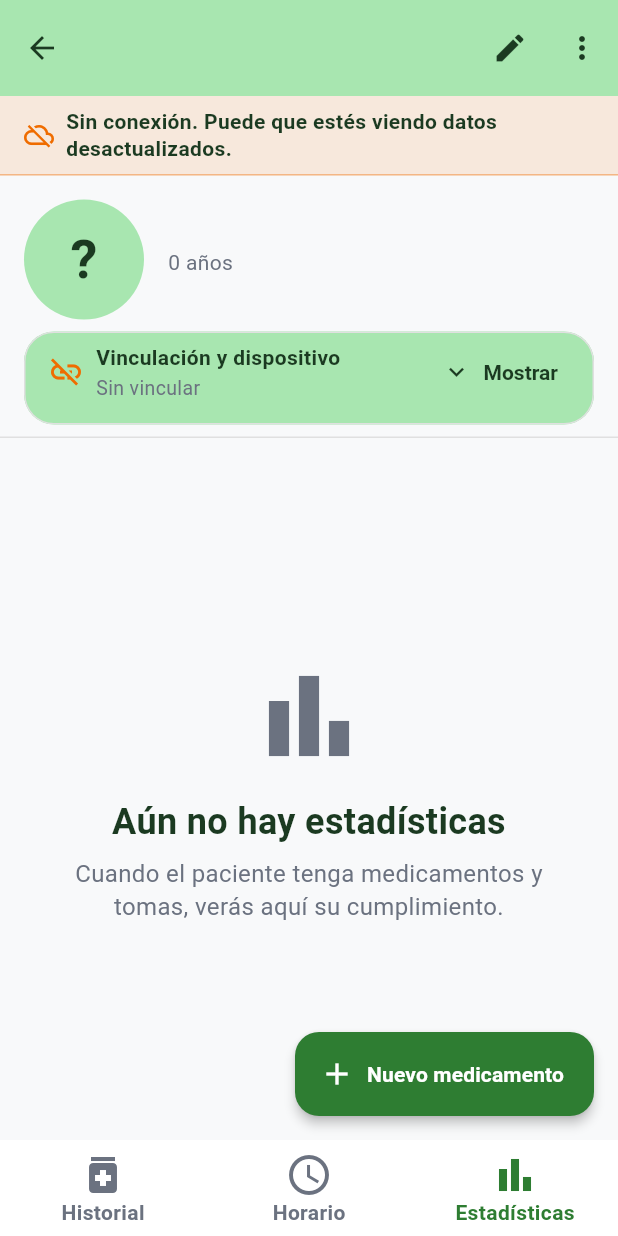
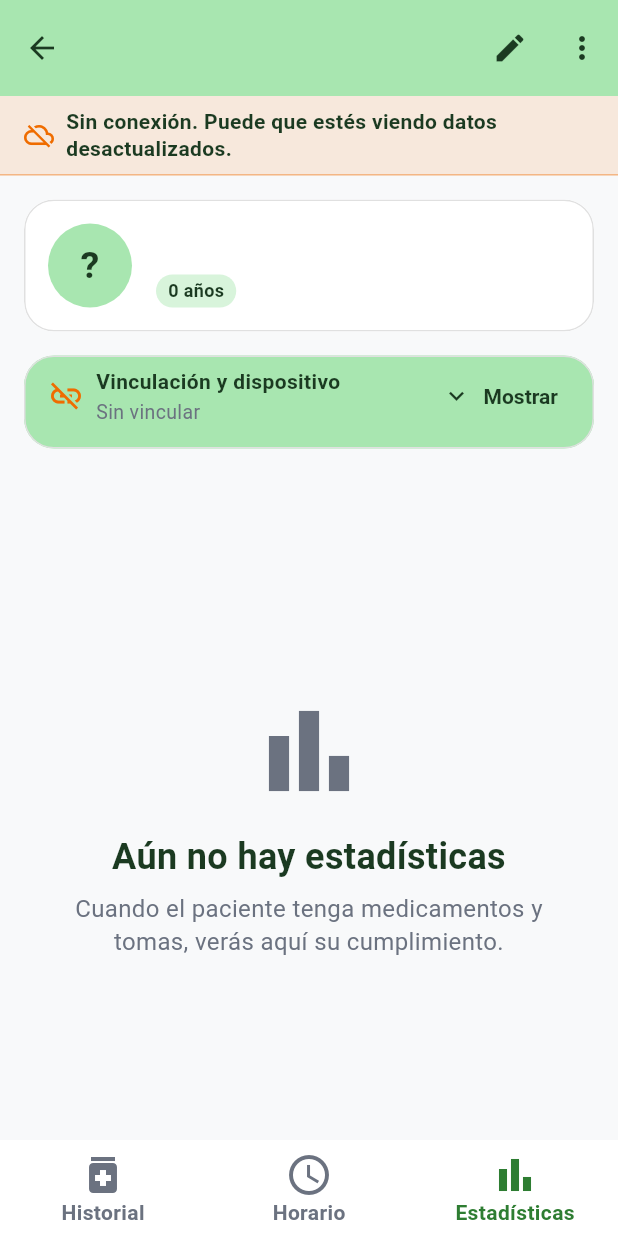
Before and after one commit to Steven00003/mediplan, a Flutter app: the _DetalleBody screen opened directly with empty values, item 3 of the bottom bar chosen, on a phone screen of 412 x 824 dp. Run offline on Flutter 3.47's test engine with Material 3 defaults, Android fonts, the phone set to English and light mode, and no system bars; our stand-ins replace cloud_firestore, firebase_auth, firebase_core, firebase_messaging, flutter_local_notifications, flutter_timezone and 6 more; missing offline and left inert: ambient_light, screen_brightness; accounts and stored records are empty; network calls fail.

Commit message:
Detalle del paciente con cabecera desplazable y vinculación sin desbordes

```diff
--- a/lib/screens/doctor/detalle_paciente_screen.dart
+++ b/lib/screens/doctor/detalle_paciente_screen.dart
@@ -138,11 +138,46 @@ class _DetalleBody extends StatefulWidget {
   State<_DetalleBody> createState() => _DetalleBodyState();
 }
 
-class _DetalleBodyState extends State<_DetalleBody> {
+class _DetalleBodyState extends State<_DetalleBody>
+    with SingleTickerProviderStateMixin {
   /// Arranca en "Horario" (índice 1): es la pestaña de trabajo del cuidador.
   int _pestana = 1;
 
   bool _eliminando = false;
+  late final TabController _tabController;
+  late final ScrollController _scrollController;
+  bool _mostrarFab = true;
+  double _ultimoOffset = 0;
+
+  @override
+  void initState() {
+    super.initState();
+    _tabController = TabController(length: 3, vsync: this, initialIndex: _pestana);
+    _tabController.addListener(() {
+      if (!_tabController.indexIsChanging) {
+        setState(() => _pestana = _tabController.index);
+      }
+    });
+    _scrollController = ScrollController();
+    _scrollController.addListener(() {
+      final offset = _scrollController.offset;
+      final bajando = offset > _ultimoOffset + 2;
+      final subiendo = offset < _ultimoOffset - 2;
+      if (bajando && _mostrarFab) {
+        setState(() => _mostrarFab = false);
+      } else if (subiendo && !_mostrarFab) {
+        setState(() => _mostrarFab = true);
+      }
+      _ultimoOffset = offset;
+    });
+  }
+
+  @override
+  void dispose() {
+    _tabController.dispose();
+    _scrollController.dispose();
+    super.dispose();
+  }
 
   void _cambiarEliminando(bool valor) {
     if (_eliminando == valor) return;
@@ -249,7 +284,11 @@ class _DetalleBodyState extends State<_DetalleBody> {
       canPop: !_eliminando,
       child: Scaffold(
         appBar: AppBar(
-          title: Text(paciente.nombre),
+          title: Text(
+            paciente.nombre,
+            maxLines: 1,
+            overflow: TextOverflow.ellipsis,
+          ),
           actions: [
             IconButton(
               tooltip: 'Editar',
@@ -291,7 +330,54 @@ class _DetalleBodyState extends State<_DetalleBody> {
             ),
           ],
         ),
-        floatingActionButton: FloatingActionButton.extended(
+        body: NestedScrollView(
+          controller: _scrollController,
+          headerSliverBuilder: (context, innerBoxIsScrolled) => [
+            SliverToBoxAdapter(
+              child: const BannerSinConexion(
+                mensaje:
+                    'Sin conexión. Puede que estés viendo datos desactualizados.',
+              ),
+            ),
+            SliverToBoxAdapter(
+              child: Padding(
+                padding: const EdgeInsets.all(AppSpacing.sm),
+                child: FichaPaciente(paciente: paciente),
+              ),
+            ),
+            SliverToBoxAdapter(
+              child: Padding(
+                padding: const EdgeInsets.fromLTRB(
+                  AppSpacing.sm,
+                  0,
+                  AppSpacing.sm,
+                  AppSpacing.xl,
+                ),
+                child: SeccionVinculacionDispositivo(
+                  paciente: paciente,
+                  vinculado: vinculado,
+                  eliminando: _eliminando,
+                ),
+              ),
+            ),
+          ],
+          body: TabBarView(
+            controller: _tabController,
+            children: [
+              _PestanaHistorial(
+                paciente: paciente,
+                eliminando: _eliminando,
+              ),
+              _PestanaHorario(paciente: paciente, eliminando: _eliminando),
+              _PestanaEstadisticas(
+                paciente: paciente,
+                eliminando: _eliminando,
+              ),
+            ],
+          ),
+        ),
+        floatingActionButton: _pestana == 1 && _mostrarFab
+            ? FloatingActionButton.extended(
                 onPressed: _eliminando
                     ? null
                     : () {
@@ -306,54 +392,15 @@ class _DetalleBodyState extends State<_DetalleBody> {
                       },
                 icon: const Icon(Icons.add),
                 label: const Text('Nuevo medicamento'),
-        ),
-        body: Column(
-          children: [
-            const BannerSinConexion(
-              mensaje:
-                  'Sin conexión. Puede que estés viendo datos desactualizados.',
-            ),
-            Padding(
-              padding: const EdgeInsets.fromLTRB(
-                AppSpacing.sm,
-                AppSpacing.sm,
-                AppSpacing.sm,
-                AppSpacing.xs,
-              ),
-              child: Column(
-                children: [
-                  _FichaPaciente(paciente: paciente),
-                  const SizedBox(height: AppSpacing.xs),
-                  SeccionVinculacionDispositivo(
-                    paciente: paciente,
-                    vinculado: vinculado,
-                    eliminando: _eliminando,
-                  ),
-                ],
-              ),
-            ),
-            const Divider(height: 1),
-            Expanded(
-              child: IndexedStack(
-                index: _pestana,
-                children: [
-                  _PestanaHistorial(
-                    paciente: paciente,
-                    eliminando: _eliminando,
-                  ),
-                  _PestanaHorario(paciente: paciente, eliminando: _eliminando),
-                  _PestanaEstadisticas(
-                    paciente: paciente,
-                    eliminando: _eliminando,
-                  ),
-                ],
-              ),
-            ),
-          ],
-        ),
+              )
+            : null,
         bottomNavigationBar: BottomNavigationBar(
           currentIndex: _pestana,
-          onTap: (i) => setState(() => _pestana = i),
+          onTap: (i) => _tabController.animateTo(i),
+          selectedFontSize: 12,
+          unselectedFontSize: 11,
+          iconSize: 22,
+          type: BottomNavigationBarType.fixed,
           items: const [
             BottomNavigationBarItem(
               icon: Icon(Icons.medication),
@@ -772,7 +819,12 @@ class _PestanaHistorialState extends State<_PestanaHistorial> {
               );
             }
             return ListView.separated(
-              padding: const EdgeInsets.all(AppSpacing.sm),
+              padding: const EdgeInsets.fromLTRB(
+                AppSpacing.sm,
+                AppSpacing.sm,
+                AppSpacing.sm,
+                AppSpacing.xl,
+              ),
               itemCount: registros.length,
               separatorBuilder: (_, _) => const SizedBox(height: AppSpacing.xs),
               itemBuilder: (context, i) => _FilaHistorial(
@@ -970,7 +1022,7 @@ class _CardCelularPaciente extends StatelessWidget {
                 color: AppColors.textSecondary,
               ),
             ),
-            const SizedBox(height: 6),
+            const SizedBox(height: 4),
             Wrap(
               spacing: AppSpacing.sm,
               runSpacing: 4,
@@ -1022,12 +1074,16 @@ class _IndicadorCelular extends StatelessWidget {
           size: 16,
         ),
         const SizedBox(width: 4),
-        Text(
+        Flexible(
+          child: Text(
             texto,
+            maxLines: 2,
+            overflow: TextOverflow.ellipsis,
             style: AppType.label.copyWith(
               color: color,
               fontSize: 12,
               fontWeight: FontWeight.w600,
+            ),
           ),
         ),
       ],
@@ -1081,28 +1137,34 @@ class _BtnDesvincular extends StatelessWidget {
   }
 }
 
-class _FichaPaciente extends StatelessWidget {
+class FichaPaciente extends StatelessWidget {
   final Paciente paciente;
-  const _FichaPaciente({required this.paciente});
+  const FichaPaciente({super.key, required this.paciente});
 
   @override
   Widget build(BuildContext context) {
-    // Edad, condición, contacto y foto son opcionales: se omite lo que no se
-    // informe, así que los pacientes creados antes de que existieran los campos
-    // muestran solo el nombre, sin placeholders ni filas vacías.
     final edad = paciente.edad;
     final condicion = paciente.condicion?.trim();
     final contacto = paciente.contactoEmergencia?.trim();
     final telefono = normalizarTelefonoEmergencia(contacto);
 
-    return Row(
+    return Card(
+      margin: EdgeInsets.zero,
+      child: Padding(
+        padding: const EdgeInsets.all(AppSpacing.sm),
+        child: Column(
           crossAxisAlignment: CrossAxisAlignment.start,
-      children: [
-        AvatarPaciente(paciente: paciente, radio: 40),
+          mainAxisSize: MainAxisSize.min,
+          children: [
+            Row(
+              crossAxisAlignment: CrossAxisAlignment.start,
+              children: [
+                AvatarPaciente(paciente: paciente, radio: 28),
                 const SizedBox(width: AppSpacing.sm),
                 Expanded(
                   child: Column(
                     crossAxisAlignment: CrossAxisAlignment.start,
+                    mainAxisSize: MainAxisSize.min,
                     children: [
                       Text(
                         paciente.nombre,
@@ -1110,86 +1172,84 @@ class _FichaPaciente extends StatelessWidget {
                         overflow: TextOverflow.ellipsis,
                         style: AppType.title.copyWith(color: AppColors.onGreen),
                       ),
-              if (edad != null) ...[
-                const SizedBox(height: 2),
-                Text(
-                  '$edad ${edad == 1 ? 'año' : 'años'}',
+                      const SizedBox(height: 4),
+                      Wrap(
+                        spacing: AppSpacing.xs,
+                        runSpacing: AppSpacing.xs,
+                        children: [
+                          if (edad != null)
+                            ChipCondicion(texto: '$edad ${edad == 1 ? 'año' : 'años'}'),
+                          if (condicion != null && condicion.isNotEmpty)
+                            ChipCondicion(texto: condicion),
+                        ],
+                      ),
+                    ],
+                  ),
+                ),
+              ],
+            ),
+            if (contacto != null && contacto.isNotEmpty) ...[
+              const SizedBox(height: AppSpacing.sm),
+              Semantics(
+                label: 'Contacto de emergencia: $contacto',
+                child: Row(
+                  crossAxisAlignment: CrossAxisAlignment.start,
+                  children: [
+                    const Padding(
+                      padding: EdgeInsets.only(top: 2),
+                      child: Icon(
+                        Icons.phone,
+                        size: 18,
+                        color: AppColors.textSecondary,
+                      ),
+                    ),
+                    const SizedBox(width: 6),
+                    Expanded(
+                      child: Text(
+                        'Emergencia: $contacto',
+                        softWrap: true,
                         style: AppType.body.copyWith(
                           color: AppColors.textSecondary,
                           fontSize: 14,
                         ),
                       ),
-              ],
-              if (condicion != null && condicion.isNotEmpty) ...[
-                const SizedBox(height: 6),
-                ChipCondicion(texto: condicion),
-              ],
-              if (contacto != null && contacto.isNotEmpty) ...[
-                const SizedBox(height: AppSpacing.xs),
-                Semantics(
-                  label: 'Contacto de emergencia: $contacto',
-                  child: Row(
-                    children: [
-                      const Icon(
-                        Icons.phone,
-                        size: 18,
-                        color: AppColors.textSecondary,
-                      ),
-                      const SizedBox(width: 6),
-                      Expanded(
-                        child: Text(
-                          'Emergencias: $contacto',
-                          style: AppType.body.copyWith(
-                            color: AppColors.textSecondary,
-                            fontSize: 14,
-                          ),
-                        ),
-                      ),
-                    ],
-                  ),
                     ),
                     if (telefono != null) ...[
-                  const SizedBox(height: AppSpacing.xs),
-                  Wrap(
-                    spacing: AppSpacing.xs,
-                    runSpacing: AppSpacing.xs,
-                    children: [
-                      OutlinedButton.icon(
-                        onPressed: () =>
-                            abrirMarcadorTelefono(context, telefono),
-                        style: OutlinedButton.styleFrom(
-                          foregroundColor: AppColors.onGreen,
-                          side: const BorderSide(color: AppColors.accent),
-                          minimumSize: const Size(0, AppSizes.minTouch),
-                        ),
-                        icon: const Icon(Icons.call, size: AppSizes.iconSmall),
-                        label: const Text('Llamar'),
-                      ),
-                      OutlinedButton.icon(
+                      IconButton(
+                        tooltip: 'Llamar al contacto de emergencia',
+                        onPressed: () => abrirMarcadorTelefono(context, telefono),
+                        icon: const Icon(Icons.call),
+                        iconSize: 20,
+                        constraints: const BoxConstraints(
+                          minWidth: 48,
+                          minHeight: 48,
+                        ),
+                        color: AppColors.onGreen,
+                      ),
+                      IconButton(
+                        tooltip: 'Copiar número de emergencia',
                         onPressed: () async {
-                          await Clipboard.setData(
-                            ClipboardData(text: telefono),
-                          );
+                          await Clipboard.setData(ClipboardData(text: telefono));
                           if (context.mounted) {
                             mostrarSnackInfo(context, 'Número copiado');
                           }
                         },
-                        style: OutlinedButton.styleFrom(
-                          foregroundColor: AppColors.onGreen,
-                          side: const BorderSide(color: AppColors.accent),
-                          minimumSize: const Size(0, AppSizes.minTouch),
-                        ),
-                        icon: const Icon(Icons.copy, size: AppSizes.iconSmall),
-                        label: const Text('Copiar'),
-                      ),
-                    ],
-                  ),
-                ],
-              ],
-            ],
-          ),
-        ),
-      ],
+                        icon: const Icon(Icons.copy),
+                        iconSize: 20,
+                        constraints: const BoxConstraints(
+                          minWidth: 48,
+                          minHeight: 48,
+                        ),
+                        color: AppColors.onGreen,
+                      ),
+                    ],
+                  ],
+                ),
+              ),
+            ],
+          ],
+        ),
+      ),
     );
   }
 }
@@ -1339,7 +1399,7 @@ class _SeccionVinculacionDispositivoState
                               color: AppColors.onGreen,
                               fontWeight: FontWeight.bold,
                             ),
-                            maxLines: 1,
+                            maxLines: 2,
                             overflow: TextOverflow.ellipsis,
                           ),
                           const SizedBox(height: 2),
@@ -1390,7 +1450,7 @@ class _SeccionVinculacionDispositivoState
                   ],
                 ),
                 if (_expandido) ...[
-                  const Divider(height: 20),
+                  const Divider(height: 8),
                   Text(
                     widget.vinculado
                         ? 'Estado: dispositivo vinculado'
@@ -1404,10 +1464,13 @@ class _SeccionVinculacionDispositivoState
                   Row(
                     children: [
                       Expanded(
+                        child: FittedBox(
+                          fit: BoxFit.scaleDown,
+                          alignment: Alignment.centerLeft,
                           child: Text(
                             _codigo.isEmpty ? 'Sin código' : _codigo,
                             maxLines: 1,
-                          overflow: TextOverflow.ellipsis,
+                            softWrap: false,
                             style: const TextStyle(
                               fontSize: 24,
                               letterSpacing: 1.5,
@@ -1416,6 +1479,7 @@ class _SeccionVinculacionDispositivoState
                             ),
                           ),
                         ),
+                      ),
                       IconButton(
                         tooltip: 'Copiar código',
                         onPressed: _codigo.isEmpty ? null : _copiar,
@@ -1424,8 +1488,11 @@ class _SeccionVinculacionDispositivoState
                       ),
                     ],
                   ),
-                  _vencimiento(snap, ahora),
-                  const SizedBox(height: AppSpacing.xs),
+                  Padding(
+                    padding: const EdgeInsets.only(top: 2),
+                    child: _vencimiento(snap, ahora),
+                  ),
+                  const SizedBox(height: 2),
                   if (!widget.vinculado)
                     TextButton.icon(
                       onPressed: _generando ? null : _generar,
@@ -1762,7 +1829,12 @@ class _PestanaEstadisticasState extends State<_PestanaEstadisticas> {
             }
 
             return ListView(
-              padding: const EdgeInsets.all(AppSpacing.sm),
+              padding: const EdgeInsets.fromLTRB(
+                AppSpacing.sm,
+                AppSpacing.sm,
+                AppSpacing.sm,
+                AppSpacing.xl,
+              ),
               children: [
                 _CardAdherencia(resumen: titular, dias: _diasTitular),
                 const SizedBox(height: AppSpacing.xs),
```
Also changed, not shown: 1 other file. Lines whose indentation alone changed are shown as unchanged.
